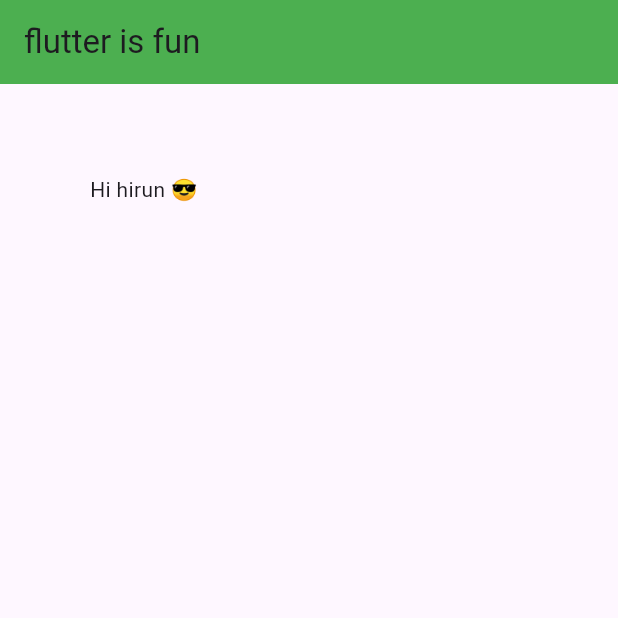
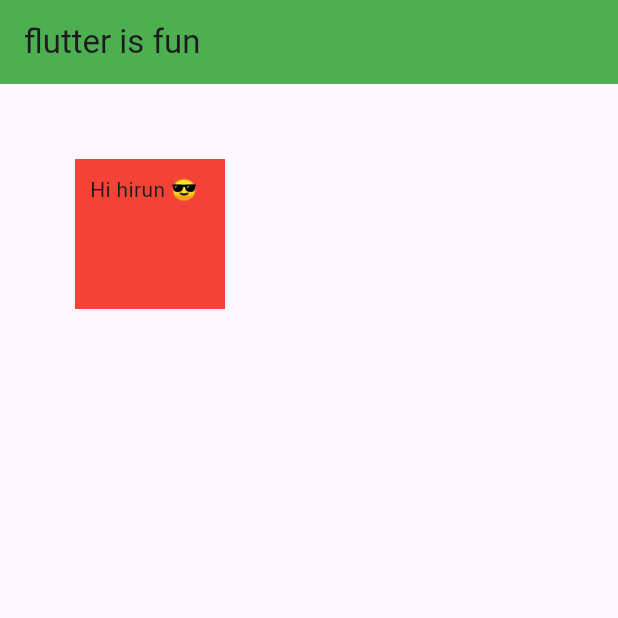
Before and after one commit to Hirun4/coolapp, a Flutter app: the screen it shows after launch, on a phone screen of 412 x 824 dp, the top half of it. Run offline on Flutter 3.47's test engine with Material 3 defaults, Android fonts, the phone set to English and light mode, and no system bars.

Commit message:
edgeinsets colour

```diff
--- a/lib/main.dart
+++ b/lib/main.dart
@@ -16,9 +16,11 @@ class MyApp extends StatelessWidget {
               title: const Text('flutter is fun'),
             ),
             body: Container(
-              child: const Text('Hi hirun 😎'),
-              margin: const EdgeInsets.all(50),
-              padding: const EdgeInsets.all(10),
-            )));
+                child: const Text('Hi hirun 😎'),
+                margin: const EdgeInsets.all(50),
+                padding: const EdgeInsets.all(10),
+                color: Colors.red,
+                height: 100,
+                width: 100)));
   }
 }
```
